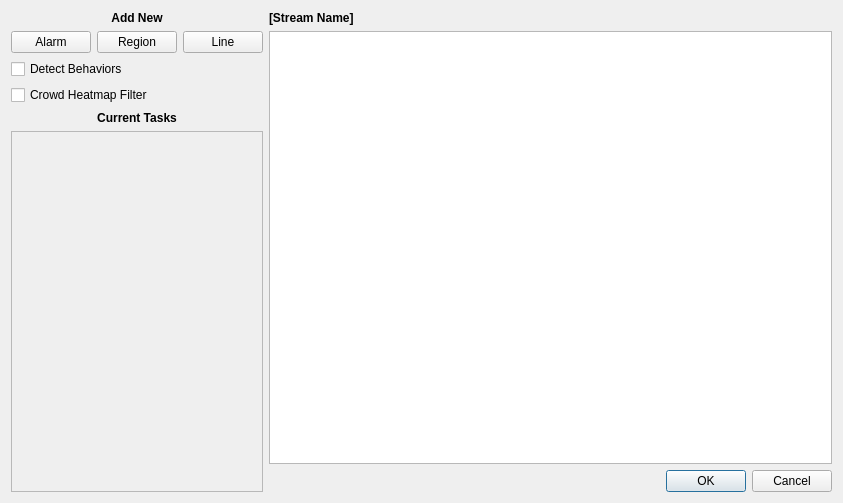
Above: visionapp/client/ui/dialogs/task_configuration/task_configuration.ui from aotuai/brainframe-qt before the change. Below: the same form after it.
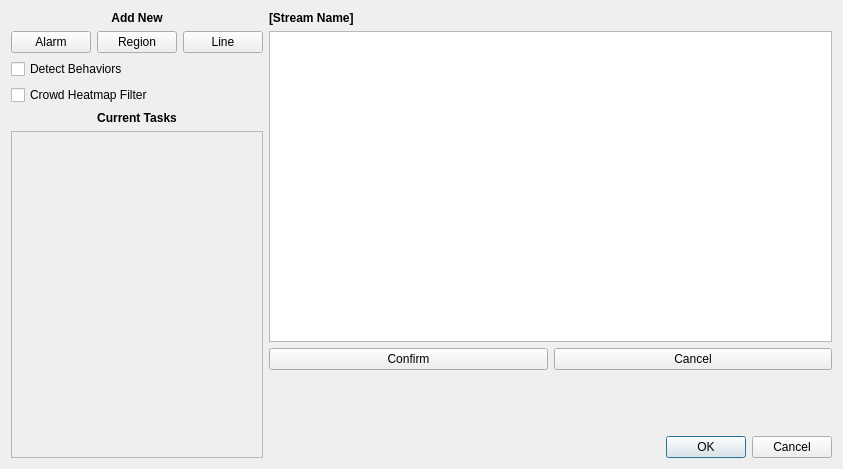
That is the form after the change. Custom widgets are drawn as their Qt base class.

Patch:
```diff
--- a/visionapp/client/ui/dialogs/task_configuration/task_configuration.ui
+++ b/visionapp/client/ui/dialogs/task_configuration/task_configuration.ui
@@ -7,7 +7,7 @@
     <x>0</x>
     <y>0</y>
     <width>843</width>
-    <height>503</height>
+    <height>469</height>
    </rect>
   </property>
   <property name="windowTitle">
@@ -121,15 +121,92 @@
       </widget>
      </item>
      <item>
-      <widget class="VideoTaskConfig" name="video_task_config"/>
+      <widget class="VideoTaskConfig" name="video_task_config">
+       <property name="alignment">
+        <set>Qt::AlignBottom|Qt::AlignHCenter</set>
+       </property>
+      </widget>
      </item>
      <item>
-      <widget class="QDialogButtonBox" name="dialog_button_box">
-       <property name="standardButtons">
-        <set>QDialogButtonBox::Cancel|QDialogButtonBox::Ok</set>
+      <layout class="QHBoxLayout" name="horizontalLayout_3">
+       <property name="topMargin">
+        <number>0</number>
        </property>
+       <item>
+        <widget class="QPushButton" name="confirm_op_button">
+         <property name="text">
+          <string>Confirm</string>
+         </property>
+        </widget>
+       </item>
+       <item>
+        <widget class="QPushButton" name="cancel_op_button">
+         <property name="text">
+          <string>Cancel</string>
+         </property>
+        </widget>
+       </item>
+      </layout>
+     </item>
+     <item>
+      <widget class="QLabel" name="instruction_label">
+       <property name="sizePolicy">
+        <sizepolicy hsizetype="Expanding" vsizetype="Preferred">
+         <horstretch>0</horstretch>
+         <verstretch>0</verstretch>
+        </sizepolicy>
+       </property>
+       <property name="text">
+        <string/>
+       </property>
       </widget>
      </item>
+     <item>
+      <spacer name="verticalSpacer">
+       <property name="orientation">
+        <enum>Qt::Vertical</enum>
+       </property>
+       <property name="sizeType">
+        <enum>QSizePolicy::Preferred</enum>
+       </property>
+       <property name="sizeHint" stdset="0">
+        <size>
+         <width>20</width>
+         <height>40</height>
+        </size>
+       </property>
+      </spacer>
+     </item>
+     <item>
+      <layout class="QHBoxLayout" name="horizontalLayout_2">
+       <item>
+        <spacer name="horizontalSpacer">
+         <property name="orientation">
+          <enum>Qt::Horizontal</enum>
+         </property>
+         <property name="sizeHint" stdset="0">
+          <size>
+           <width>40</width>
+           <height>20</height>
+          </size>
+         </property>
+        </spacer>
+       </item>
+       <item>
+        <widget class="QDialogButtonBox" name="dialog_button_box">
+         <property name="sizePolicy">
+          <sizepolicy hsizetype="Fixed" vsizetype="Fixed">
+           <horstretch>0</horstretch>
+           <verstretch>0</verstretch>
+          </sizepolicy>
+         </property>
+         <property name="standardButtons">
+          <set>QDialogButtonBox::Cancel|QDialogButtonBox::Ok</set>
+         </property>
+        </widget>
+       </item>
+      </layout>
+     </item>
     </layout>
    </item>
   </layout>
```
Left out of the diff: 42 changed lines with no effect on the pictures.
